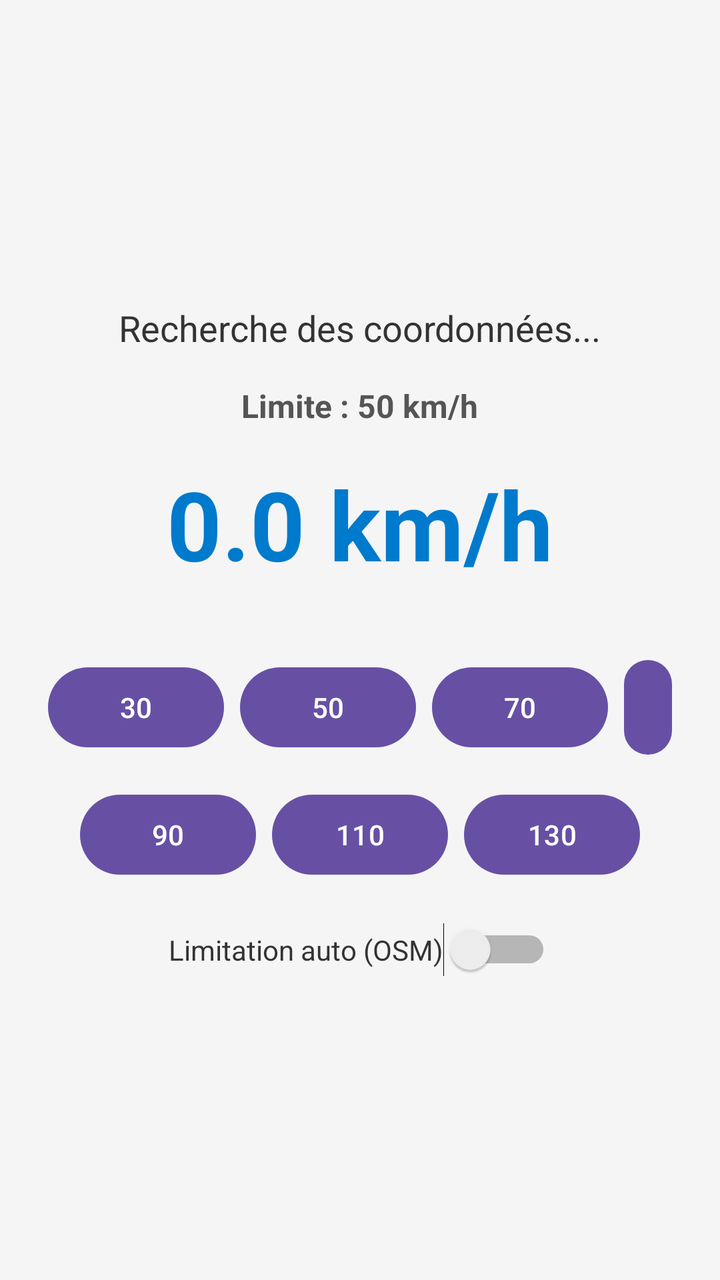
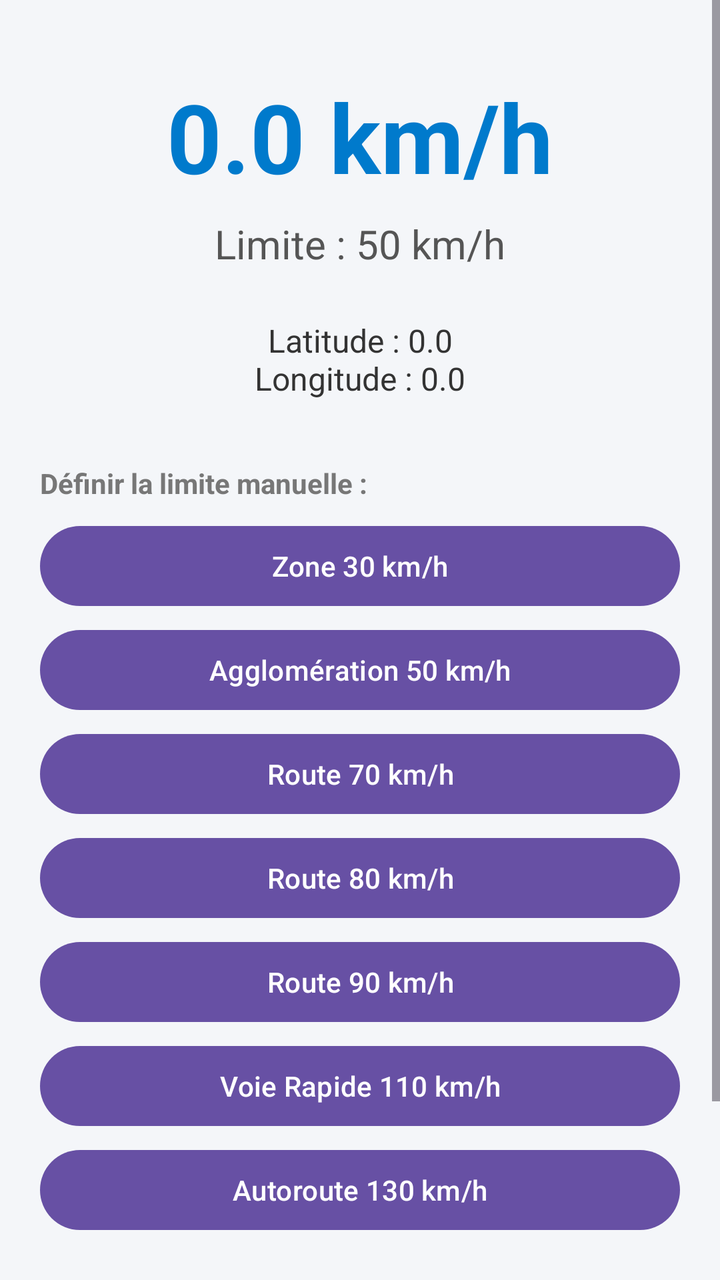

The first picture is an Android layout as it rendered before a commit; the second is the same layout after the commit. The layout source and the unified diff follow.
<!-- AndroidManifest.xml: application theme Theme.GpsApp -->
<!-- res/layout/activity_main.xml -->
<?xml version="1.0" encoding="utf-8"?>
<LinearLayout xmlns:android="http://schemas.android.com/apk/res/android"
    android:layout_width="match_parent"
    android:layout_height="match_parent"
    android:orientation="vertical"
    android:gravity="center"
    android:padding="24dp"
    android:background="#F5F5F5">

    <TextView
        android:id="@+id/tvCoordinates"
        android:layout_width="wrap_content"
        android:layout_height="wrap_content"
        android:text="Recherche des coordonnées..."
        android:textSize="18sp"
        android:textColor="#333333"
        android:gravity="center"
        android:layout_marginBottom="16dp" />

    <TextView
        android:id="@+id/tvCurrentLimit"
        android:layout_width="wrap_content"
        android:layout_height="wrap_content"
        android:text="Limite : 50 km/h"
        android:textSize="16sp"
        android:textStyle="bold"
        android:textColor="#555555"
        android:layout_marginBottom="16dp" />

    <TextView
        android:id="@+id/tvSpeed"
        android:layout_width="wrap_content"
        android:layout_height="wrap_content"
        android:text="0.0 km/h"
        android:textSize="48sp"
        android:textStyle="bold"
        android:textColor="#007ACC"
        android:gravity="center"
        android:layout_marginBottom="32dp" />

    <LinearLayout
        android:layout_width="wrap_content"
        android:layout_height="wrap_content"
        android:orientation="horizontal"
        android:gravity="center"
        android:layout_marginBottom="12dp">

        <Button
            android:id="@+id/btnLimit30"
            android:layout_width="wrap_content"
            android:layout_height="wrap_content"
            android:text="30"
            android:layout_marginEnd="8dp" />

        <Button
            android:id="@+id/btnLimit50"
            android:layout_width="wrap_content"
            android:layout_height="wrap_content"
            android:text="50"
            android:layout_marginEnd="8dp" />

        <Button
            android:id="@+id/btnLimit70"
            android:layout_width="wrap_content"
            android:layout_height="wrap_content"
            android:text="70"
            android:layout_marginEnd="8dp" />

        <Button
            android:id="@+id/btnLimit80"
            android:layout_width="wrap_content"
            android:layout_height="wrap_content"
            android:text="80" />
    </LinearLayout>

    <LinearLayout
        android:layout_width="wrap_content"
        android:layout_height="wrap_content"
        android:orientation="horizontal"
        android:gravity="center">

        <Button
            android:id="@+id/btnLimit90"
            android:layout_width="wrap_content"
            android:layout_height="wrap_content"
            android:text="90"
            android:layout_marginEnd="8dp" />

        <Button
            android:id="@+id/btnLimit110"
            android:layout_width="wrap_content"
            android:layout_height="wrap_content"
            android:text="110"
            android:layout_marginEnd="8dp" />

        <Button
            android:id="@+id/btnLimit130"
            android:layout_width="wrap_content"
            android:layout_height="wrap_content"
            android:text="130" />
    </LinearLayout>

    <Switch
        android:id="@+id/switchAutoLimit"
        android:layout_width="wrap_content"
        android:layout_height="wrap_content"
        android:text="Limitation auto (OSM)"
        android:textColor="#333333"
        android:layout_marginTop="20dp" />

</LinearLayout>
<!-- resources referenced by this layout -->
<resources>
  <style name="Theme.GpsApp" parent="Base.Theme.GpsApp" />
  <style name="Base.Theme.GpsApp" parent="Theme.Material3.DayNight.NoActionBar">
          
          
      </style>
</resources>

<!-- the commit's change to res/layout/activity_main.xml (unified diff, before → after) -->
@@ -1,111 +1,79 @@
 <?xml version="1.0" encoding="utf-8"?>
-<LinearLayout xmlns:android="http://schemas.android.com/apk/res/android"
+<ScrollView xmlns:android="http://schemas.android.com/apk/res/android"
     android:layout_width="match_parent"
     android:layout_height="match_parent"
-    android:orientation="vertical"
-    android:gravity="center"
-    android:padding="24dp"
-    android:background="#F5F5F5">
-
-    <TextView
-        android:id="@+id/tvCoordinates"
-        android:layout_width="wrap_content"
-        android:layout_height="wrap_content"
-        android:text="Recherche des coordonnées..."
-        android:textSize="18sp"
-        android:textColor="#333333"
-        android:gravity="center"
-        android:layout_marginBottom="16dp" />
-
-    <TextView
-        android:id="@+id/tvCurrentLimit"
-        android:layout_width="wrap_content"
-        android:layout_height="wrap_content"
-        android:text="Limite : 50 km/h"
-        android:textSize="16sp"
-        android:textStyle="bold"
-        android:textColor="#555555"
-        android:layout_marginBottom="16dp" />
-
-    <TextView
-        android:id="@+id/tvSpeed"
-        android:layout_width="wrap_content"
-        android:layout_height="wrap_content"
-        android:text="0.0 km/h"
-        android:textSize="48sp"
-        android:textStyle="bold"
-        android:textColor="#007ACC"
-        android:gravity="center"
-        android:layout_marginBottom="32dp" />
+    android:fillViewport="true"
+    android:background="#F4F6F9">
 
     <LinearLayout
-        android:layout_width="wrap_content"
+        android:layout_width="match_parent"
         android:layout_height="wrap_content"
-        android:orientation="horizontal"
-        android:gravity="center"
-        android:layout_marginBottom="12dp">
+        android:orientation="vertical"
+        android:padding="20dp">
+
+        <TextView
+            android:id="@+id/tvSpeed"
+            android:layout_width="match_parent"
+            android:layout_height="wrap_content"
+            android:layout_marginTop="16dp"
+            android:gravity="center"
+            android:text="0.0 km/h"
+            android:textColor="#007ACC"
+            android:textSize="48sp"
+            android:textStyle="bold" />
+
+        <TextView
+            android:id="@+id/tvCurrentLimit"
+            android:layout_width="match_parent"
+            android:layout_height="wrap_content"
+            android:layout_marginTop="8dp"
+            android:gravity="center"
+            android:text="Limite : 50 km/h"
+            android:textColor="#555555"
+            android:textSize="20sp" />
+
+        <TextView
+            android:id="@+id/tvCoordinates"
+            android:layout_width="match_parent"
+            android:layout_height="wrap_content"
+            android:layout_marginTop="24dp"
+            android:gravity="center"
+            android:text="Latitude : 0.0\nLongitude : 0.0"
+            android:textColor="#333333"
+            android:textSize="16sp" />
+
+        <TextView
+            android:layout_width="match_parent"
+            android:layout_height="wrap_content"
+            android:layout_marginTop="32dp"
+            android:layout_marginBottom="8dp"
+            android:text="Définir la limite manuelle :"
+            android:textColor="#777777"
+            android:textSize="14sp"
+            android:textStyle="bold" />
+
+        <Button android:id="@+id/btnLimit30" android:layout_width="match_parent" android:layout_height="wrap_content" android:layout_marginBottom="4dp" android:text="Zone 30 km/h" />
+        <Button android:id="@+id/btnLimit50" android:layout_width="match_parent" android:layout_height="wrap_content" android:layout_marginBottom="4dp" android:text="Agglomération 50 km/h" />
+        <Button android:id="@+id/btnLimit70" android:layout_width="match_parent" android:layout_height="wrap_content" android:layout_marginBottom="4dp" android:text="Route 70 km/h" />
+        <Button android:id="@+id/btnLimit80" android:layout_width="match_parent" android:layout_height="wrap_content" android:layout_marginBottom="4dp" android:text="Route 80 km/h" />
+        <Button android:id="@+id/btnLimit90" android:layout_width="match_parent" android:layout_height="wrap_content" android:layout_marginBottom="4dp" android:text="Route 90 km/h" />
+        <Button android:id="@+id/btnLimit110" android:layout_width="match_parent" android:layout_height="wrap_content" android:layout_marginBottom="4dp" android:text="Voie Rapide 110 km/h" />
+        <Button android:id="@+id/btnLimit130" android:layout_width="match_parent" android:layout_height="wrap_content" android:layout_marginBottom="24dp" android:text="Autoroute 130 km/h" />
+
+        <View
+            android:layout_width="match_parent"
+            android:layout_height="1dp"
+            android:background="#DDDDDD"
+            android:layout_marginBottom="16dp" />
 
         <Button
-            android:id="@+id/btnLimit30"
-            android:layout_width="wrap_content"
+            android:id="@+id/btnChangeDatabase"
+            android:layout_width="match_parent"
             android:layout_height="wrap_content"
-            android:text="30"
-            android:layout_marginEnd="8dp" />
+            android:layout_marginBottom="16dp"
+            android:text="Changer de base"
+            android:backgroundTint="#607D8B"
+            android:textColor="#FFFFFF" />
 
-        <Button
-            android:id="@+id/btnLimit50"
-            android:layout_width="wrap_content"
-            android:layout_height="wrap_content"
-            android:text="50"
-            android:layout_marginEnd="8dp" />
-
-        <Button
-            android:id="@+id/btnLimit70"
-            android:layout_width="wrap_content"
-            android:layout_height="wrap_content"
-            android:text="70"
-            android:layout_marginEnd="8dp" />
-
-        <Button
-            android:id="@+id/btnLimit80"
-            android:layout_width="wrap_content"
-            android:layout_height="wrap_content"
-            android:text="80" />
     </LinearLayout>
-
-    <LinearLayout
-        android:layout_width="wrap_content"
-        android:layout_height="wrap_content"
-        android:orientation="horizontal"
-        android:gravity="center">
-
-        <Button
-            android:id="@+id/btnLimit90"
-            android:layout_width="wrap_content"
-            android:layout_height="wrap_content"
-            android:text="90"
-            android:layout_marginEnd="8dp" />
-
-        <Button
-            android:id="@+id/btnLimit110"
-            android:layout_width="wrap_content"
-            android:layout_height="wrap_content"
-            android:text="110"
-            android:layout_marginEnd="8dp" />
-
-        <Button
-            android:id="@+id/btnLimit130"
-            android:layout_width="wrap_content"
-            android:layout_height="wrap_content"
-            android:text="130" />
-    </LinearLayout>
-
-    <Switch
-        android:id="@+id/switchAutoLimit"
-        android:layout_width="wrap_content"
-        android:layout_height="wrap_content"
-        android:text="Limitation auto (OSM)"
-        android:textColor="#333333"
-        android:layout_marginTop="20dp" />
-
-</LinearLayout>
+</ScrollView>
